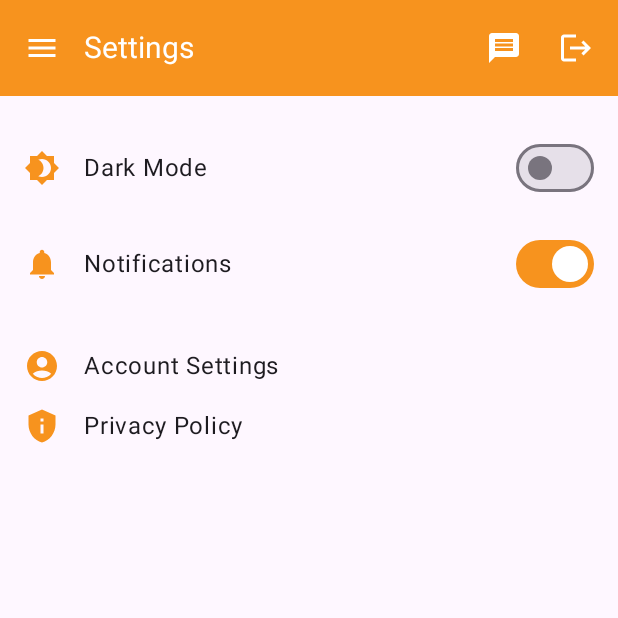
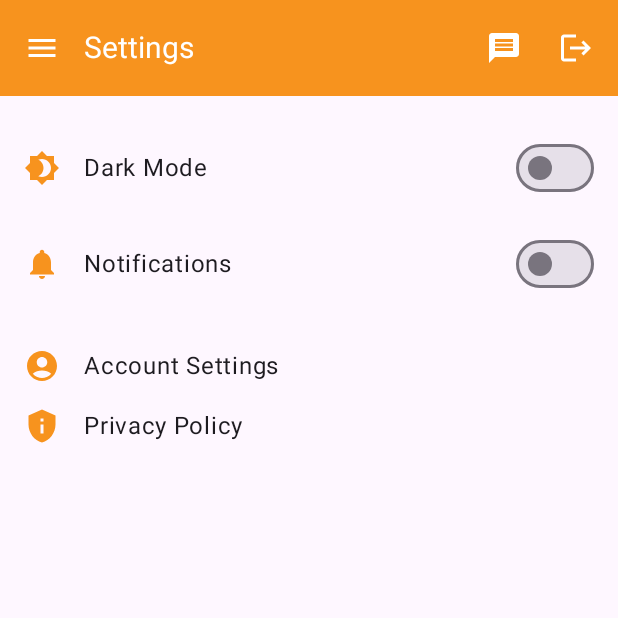
Before and after one commit to OAMK-MOBILE-PROGRAMMING-G17/mobile_app_oamk_hub, an Android app built with Jetpack Compose: the SettingsScreen screen opened through its navigation route, on a phone screen of 412 x 824 dp, the top half of it. Run offline under Robolectric (Android 15) with nearby library versions, the phone set to English and light mode, and no system bars; libraries missing offline, so code that uses them is left out: io.socket.client, io.socket.emitter; 1 statement that could not run was skipped.

Commit message:
added in Settings Screen

```diff
--- a/app/src/main/java/com/example/oamkhub/navigation/AppNavGraph.kt
+++ b/app/src/main/java/com/example/oamkhub/navigation/AppNavGraph.kt
@@ -56,5 +56,4 @@ fun AppNavGraph(navController: NavHostController) {
             }
         }
     }
-
 }
--- a/app/src/main/java/com/example/oamkhub/presentation/ui/screen/settings/SettingsScreen.kt
+++ b/app/src/main/java/com/example/oamkhub/presentation/ui/screen/settings/SettingsScreen.kt
@@ -13,13 +13,15 @@ import androidx.compose.ui.Alignment
 import androidx.compose.ui.Modifier
 import androidx.compose.ui.graphics.vector.ImageVector
 import androidx.compose.ui.unit.dp
+import androidx.lifecycle.viewmodel.compose.viewModel
 import androidx.navigation.NavController
 import com.example.oamkhub.presentation.ui.components.BaseLayout
+import com.example.oamkhub.viewmodel.ThemeViewModel
 
 @Composable
-fun SettingsScreen(navController: NavController) {
-    var isDarkModeEnabled by remember { mutableStateOf(false) }
-    var areNotificationsEnabled by remember { mutableStateOf(true) }
+fun SettingsScreen(navController: NavController, themeViewModel: ThemeViewModel = viewModel()) {
+    val isDarkModeEnabled by themeViewModel.isDarkModeEnabled.collectAsState()
+    var areNotificationsEnabled by remember { mutableStateOf(false) } // Add this line
 
     BaseLayout(
         navController = navController,
@@ -39,11 +41,10 @@ fun SettingsScreen(navController: NavController) {
                 trailingContent = {
                     Switch(
                         checked = isDarkModeEnabled,
-                        onCheckedChange = { isDarkModeEnabled = it }
+                        onCheckedChange = { themeViewModel.toggleDarkMode(it) }
                     )
                 }
             )
-
             // Notifications Toggle
             SettingsOptionItem(
                 icon = Icons.Default.Notifications,
--- /dev/null
+++ b/app/src/main/java/com/example/oamkhub/viewmodel/ThemeViewModel.kt
@@ -0,0 +1,15 @@
+package com.example.oamkhub.viewmodel
+
+import androidx.lifecycle.ViewModel
+import androidx.lifecycle.viewmodel.compose.viewModel
+import kotlinx.coroutines.flow.MutableStateFlow
+import kotlinx.coroutines.flow.StateFlow
+
+class ThemeViewModel : ViewModel() {
+    private val _isDarkModeEnabled = MutableStateFlow(false)
+    val isDarkModeEnabled: StateFlow<Boolean> = _isDarkModeEnabled
+
+    fun toggleDarkMode(enabled: Boolean) {
+        _isDarkModeEnabled.value = enabled
+    }
+}
```
Also changed, not shown: app/src/main/java/com/example/oamkhub/MainActivity.kt (+15 -0 lines).
